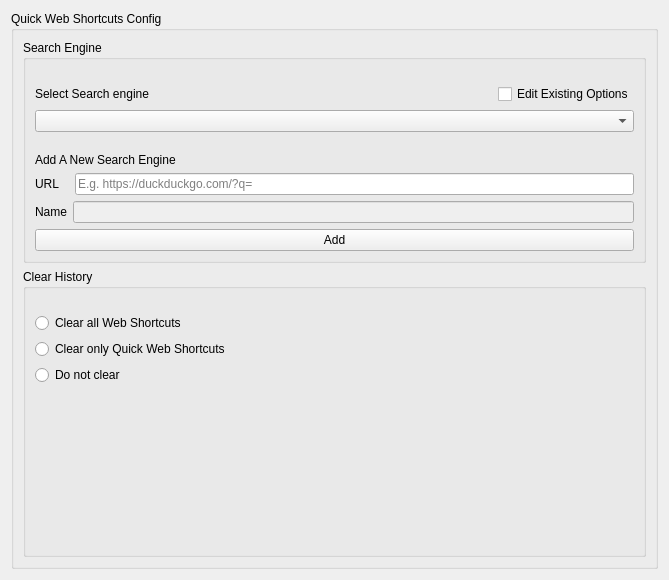
Before: the Qt Designer form src/config/quick_web_shortcuts_config.ui in alex1701c/QuickWebShortcuts, drawn with Qt 5.
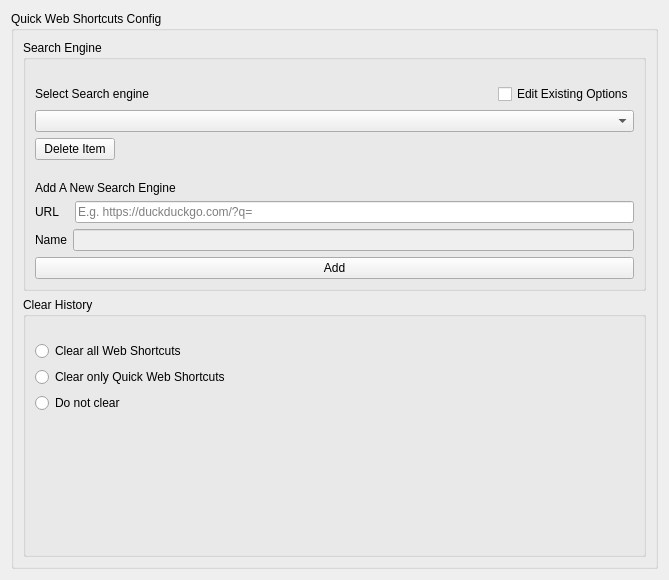
After: the same form once the commit is applied. Icons and pictures are not drawn.

Commit message: Add delete button for custom search engines

Patch:
```diff
--- a/src/config/quick_web_shortcuts_config.ui
+++ b/src/config/quick_web_shortcuts_config.ui
@@ -11,6 +11,12 @@
     <height>580</height>
    </rect>
   </property>
+  <property name="minimumSize">
+   <size>
+    <width>300</width>
+    <height>0</height>
+   </size>
+  </property>
   <layout class="QVBoxLayout" name="verticalLayout">
    <item>
     <widget class="QGroupBox" name="glosbe">
@@ -175,6 +181,17 @@
              </property>
             </widget>
            </item>
+           <item alignment="Qt::AlignLeft">
+            <widget class="QPushButton" name="deleteButton">
+             <property name="text">
+              <string>Delete Item</string>
+             </property>
+             <property name="icon">
+              <iconset theme="delete">
+               <normaloff>.</normaloff>.</iconset>
+             </property>
+            </widget>
+           </item>
           </layout>
          </item>
         </layout>
```
The commit also changes 4 other files.
